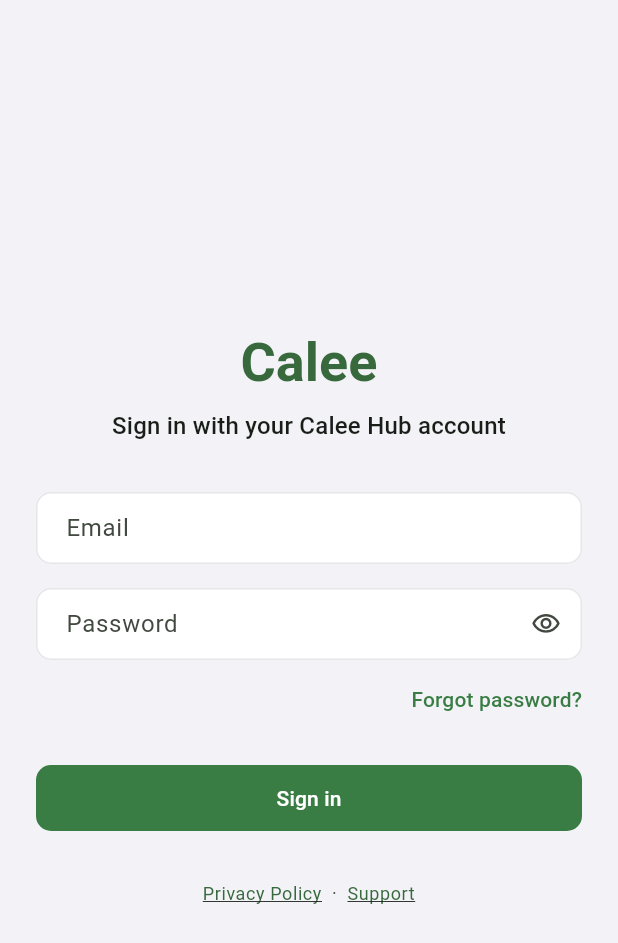
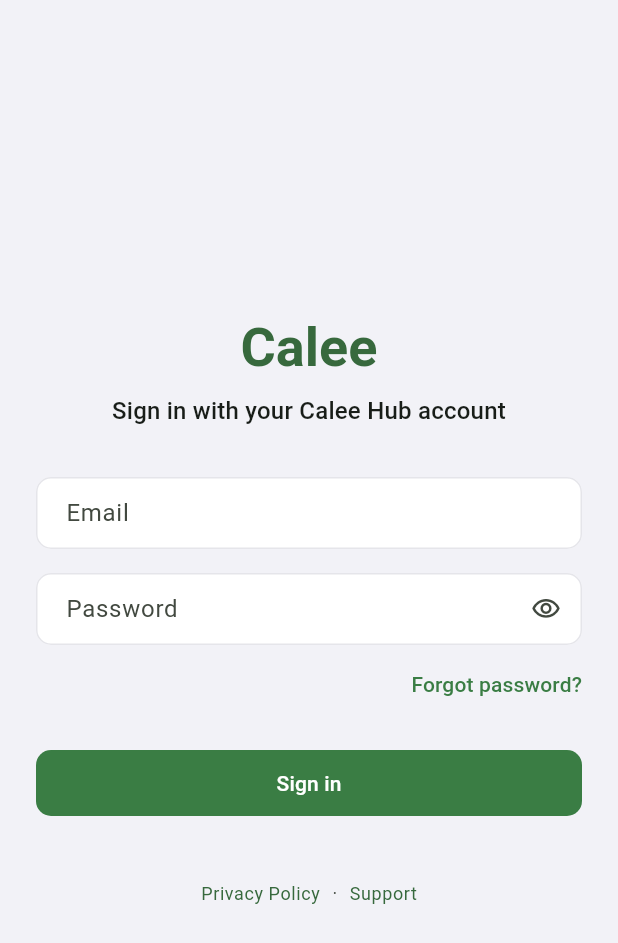
Before and after one commit to CaleeAdmin/CaleeMobile, a Flutter app: the screen it shows after launch, on a phone screen of 412 x 824 dp. Shown: the top 943 px of the screen. Run offline on Flutter 3.47's test engine with Material 3 defaults, Android fonts, the phone set to English and light mode, and no system bars; our stand-ins replace flutter_secure_storage.

Commit message:
Fix pre-merge issues: auth race, top-bar layout, prefs wiring, login links
Auth restore race condition:
- Set _refreshToken before calling bootstrap() so _handleUnauthorized
  can transparently refresh a 401 during session restore without seeing
  a null refresh token and incorrectly clearing storage
- Remove redundant manual 401 catch from _loadBootstrapWithSession;
  CaleeHubClient._withRetry handles it now
- Add CaleeHubClient.clearAuthCache() to discard cached refresh token;
  call it on sign-in, sign-out, and at the start of session restore

Calendar top-bar layout (iPhone SE / narrow screens):
- Refactor single-row to two-row: month nav (prev/title/next) on top,
  Today button + search/tune/add icons below
- Prevents month title being squeezed to zero on 320 px screens

Preferences wiring into real behavior:
- Import CaleePreferences in CalendarPage; reload on each _loadMonth()
  call so settings changes take effect without restart
- _computeGridStart now takes FirstDayOfWeek; supports Sunday-first and
  Monday-first grid alignment
- Weekday header rotates to match first-day-of-week preference
- _eventTimeLabel supports 12-hour and 24-hour formats via use24h flag;
  threaded through _AgendaEventRow and _CalendarSearchSheet
- _CreateEventSheet accepts defaultCalendarId and pre-selects it in the
  calendar picker

Login privacy/support links:
- Replace RichText + TapGestureRecognizer (memory leak, new recognizers
  allocated each rebuild and never disposed) with Row of TextButton widgets
- Remove flutter/gestures.dart import

Tests:
- Add clearAuthCache test to calee_hub_client_retry_test.dart

https://claude.ai/code/session_01BSR64iuNWgGCHJpKh3AgBv

```diff
--- a/lib/data/api/calee_hub_client.dart
+++ b/lib/data/api/calee_hub_client.dart
@@ -33,6 +33,9 @@ class CaleeHubClient {
   // The most recently refreshed access token. Used transparently so feature
   // pages don't need to update their stored token before the next request.
   String? _refreshedToken;
+
+  // Call this when signing out or signing in to discard any cached token.
+  void clearAuthCache() => _refreshedToken = null;
 
   Future<ClientLoginResult> login({
     required String email,
--- a/lib/features/auth/login_page.dart
+++ b/lib/features/auth/login_page.dart
@@ -1,5 +1,4 @@
 import 'package:flutter/material.dart';
-import 'package:flutter/gestures.dart';
 
 import '../../data/api/calee_hub_client.dart';
 import '../../data/models/client_bootstrap.dart';
@@ -214,36 +213,50 @@ class _LoginPageState extends State<LoginPage> {
                   ),
                   const SizedBox(height: 32),
                   // Privacy & support links
-                  Center(
-                    child: RichText(
-                      textAlign: TextAlign.center,
-                      text: TextSpan(
+                  Row(
+                    mainAxisAlignment: MainAxisAlignment.center,
+                    children: [
+                      TextButton(
+                        onPressed: () => _openUrl(_kPrivacyPolicyUrl),
+                        style: TextButton.styleFrom(
+                          padding: const EdgeInsets.symmetric(
+                            horizontal: 8,
+                            vertical: 4,
+                          ),
+                          minimumSize: const Size(0, 36),
+                          tapTargetSize: MaterialTapTargetSize.shrinkWrap,
+                        ),
+                        child: Text(
+                          'Privacy Policy',
+                          style: theme.textTheme.bodySmall?.copyWith(
+                            color: theme.colorScheme.primary,
+                          ),
+                        ),
+                      ),
+                      Text(
+                        '·',
                         style: theme.textTheme.bodySmall?.copyWith(
                           color: theme.colorScheme.onSurfaceVariant,
                         ),
-                        children: [
-                          TextSpan(
-                            text: 'Privacy Policy',
-                            style: TextStyle(
-                              color: theme.colorScheme.primary,
-                              decoration: TextDecoration.underline,
-                            ),
-                            recognizer: TapGestureRecognizer()
-                              ..onTap = () => _openUrl(_kPrivacyPolicyUrl),
+                      ),
+                      TextButton(
+                        onPressed: () => _openUrl(_kSupportUrl),
+                        style: TextButton.styleFrom(
+                          padding: const EdgeInsets.symmetric(
+                            horizontal: 8,
+                            vertical: 4,
                           ),
-                          const TextSpan(text: '  ·  '),
-                          TextSpan(
-                            text: 'Support',
-                            style: TextStyle(
-                              color: theme.colorScheme.primary,
-                              decoration: TextDecoration.underline,
-                            ),
-                            recognizer: TapGestureRecognizer()
-                              ..onTap = () => _openUrl(_kSupportUrl),
+                          minimumSize: const Size(0, 36),
+                          tapTargetSize: MaterialTapTargetSize.shrinkWrap,
+                        ),
+                        child: Text(
+                          'Support',
+                          style: theme.textTheme.bodySmall?.copyWith(
+                            color: theme.colorScheme.primary,
                           ),
-                        ],
+                        ),
                       ),
-                    ),
+                    ],
                   ),
                 ],
               ),
```
Also changed, not shown: lib/app/calee_app.dart (+16 -33 lines), lib/features/calendar/calendar_page.dart (+138 -58 lines), 1 other file.
